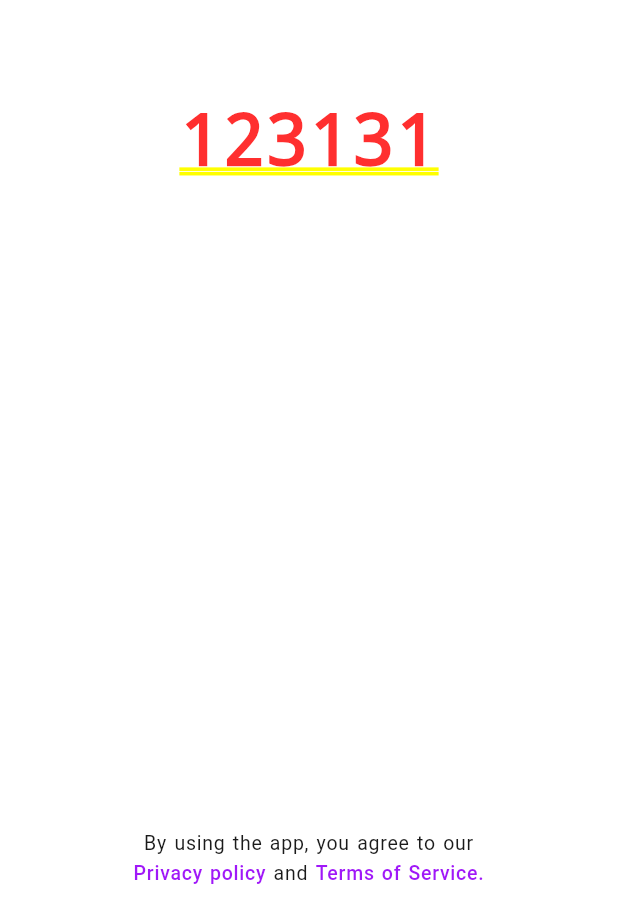
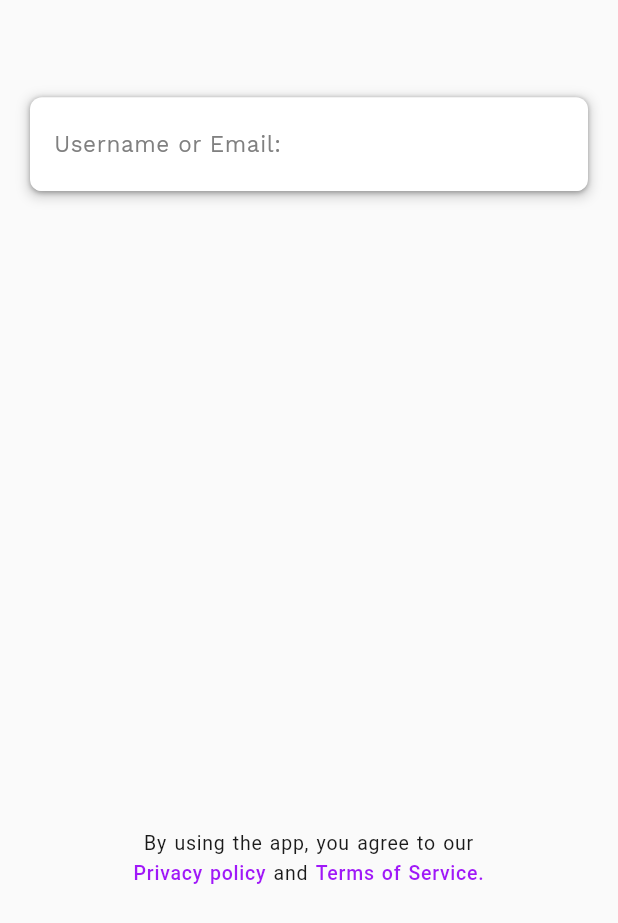
Before and after one commit to ausaf-liaquat/unique-med-services, a Flutter app: the LoginScreen screen opened by its route, on a phone screen of 412 x 824 dp, the part 313-1236 px from its top. Run offline on Flutter 3.47's test engine with Material 2 defaults, Android fonts, the phone set to English and light mode, and no system bars; drawn by our look-alikes of flutter_form_builder; our stand-ins replace google_fonts.

Commit message:
textfield styling complete

```diff
--- a/lib/screens/login.dart
+++ b/lib/screens/login.dart
@@ -1,12 +1,16 @@
 import 'package:flutter/material.dart';
+import 'package:flutter_form_builder/flutter_form_builder.dart';
 import 'package:ums_staff/shared/theme/color.dart';
+import 'package:ums_staff/widgets/common/typography.dart';
 
 class LoginScreen extends StatelessWidget {
-  const LoginScreen({super.key});
+  final _formKey = GlobalKey<FormBuilderState>();
+  LoginScreen({super.key});
 
   @override
   Widget build(BuildContext context) {
-    return Column(
+    return Scaffold(
+      body: Column(
         children: [
           Center(
             heightFactor: 1.9,
@@ -15,12 +19,62 @@ class LoginScreen extends StatelessWidget {
           Expanded(
             child: Container(
                 margin: const EdgeInsets.only(left: 20.0, right: 20.0),
-            child: Column(children: const [Text('123131')]),
+                child: FormBuilder(
+                    key: _formKey,
+                    child: Column(
+                      children: [
+                        Container(
+                          decoration: BoxDecoration(
+                            borderRadius: BorderRadius.circular(8),
+                            boxShadow: <BoxShadow>[
+                              BoxShadow(
+                                color: Colors.black.withOpacity(0.30),
+                                blurRadius: 2,
+                                offset: const Offset(0, 1),
                               ),
+                              BoxShadow(
+                                color: Colors.black.withOpacity(0.15),
+                                blurRadius: 6,
+                                spreadRadius: 2,
+                                offset: const Offset(0, 2),
+                              ),
+                            ],
+                          ),
+                          child: FormBuilderTextField(
+                            name: 'email',
+                            style: TextStyle(
+                              color: AppColorScheme().black80,
+                              fontSize: 18,
+                              letterSpacing: 0.5,
+                            ),
+                            decoration: InputDecoration(
+                                contentPadding: const EdgeInsets.only(
+                                    left: 16, right: 16, top: 12, bottom: 12),
+                                label: AppTypography(
+                                  text: 'Username or Email:',
+                                  size: 15,
+                                  color: AppColorScheme().black50,
+                                  spacing: 0.4,
+                                ),
+                                enabledBorder: UnderlineInputBorder(
+                                  borderRadius: BorderRadius.circular(8),
+                                  borderSide: BorderSide(
+                                      color: AppColorScheme().black0),
+                                ),
+                                border: UnderlineInputBorder(
+                                  borderRadius: BorderRadius.circular(8),
+                                ),
+                                filled: true,
+                                fillColor: AppColorScheme().black0),
+                          ),
+                        ),
+                      ],
+                    ))),
           ),
           Container(
             width: 260,
-          margin: const EdgeInsets.only(left: 20.0, right: 20.0, bottom: 24.0),
+            margin:
+                const EdgeInsets.only(left: 20.0, right: 20.0, bottom: 24.0),
             child: RichText(
               textAlign: TextAlign.center,
               text: TextSpan(
@@ -47,6 +101,7 @@ class LoginScreen extends StatelessWidget {
             ),
           )
         ],
+      ),
     );
   }
 }
--- a/lib/shared/router/main.dart
+++ b/lib/shared/router/main.dart
@@ -5,5 +5,5 @@ import 'names.dart';
 
 var appRoutes = <String, WidgetBuilder>{
   AppRoutes.splashScreen: (context) => const SplashScreen(),
-  AppRoutes.login: (context) => const LoginScreen(),
+  AppRoutes.login: (context) => LoginScreen(),
 };
--- a/lib/shared/theme/color.dart
+++ b/lib/shared/theme/color.dart
@@ -45,4 +45,6 @@ class AppColorScheme {
   Color black0 = HexColor('#FFFFFF');
 
   get color => null;
+
+  get grey80 => null;
 }
--- a/pubspec.yaml
+++ b/pubspec.yaml
@@ -37,6 +37,8 @@ dependencies:
   # Use with the CupertinoIcons class for iOS style icons.
   cupertino_icons: ^1.0.2
   google_fonts: ^4.0.3
+  flutter_form_builder: ^7.8.0
+  form_builder_validators: ^8.5.0
 
 dev_dependencies:
   flutter_test:
```
Also changed, not shown: pubspec.lock. Lines whose indentation alone changed are shown as unchanged.
